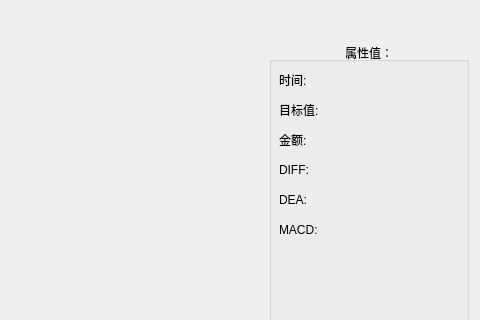
Old version of the form chartform.ui in the repository lishengze/QT-study; both pictures show x 643 to 1123 and y 153 to 473 of the 1123 by 806 pixel window.
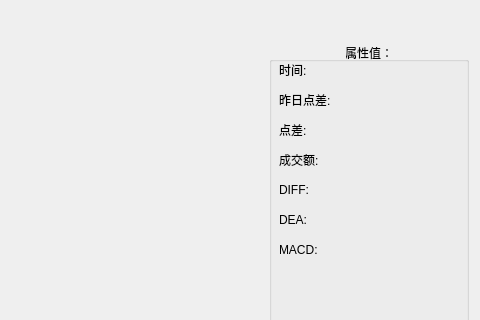
New version of the form.

The edit to the form file:
```diff
--- a/chartform.ui
+++ b/chartform.ui
@@ -33,6 +33,20 @@
      </property>
     </layout>
    </item>
+   <item row="0" column="0">
+    <widget class="QLabel" name="Title_Label">
+     <property name="styleSheet">
+      <string notr="true">color: rgb(85, 255, 255);
+font: 75 14pt &quot;微软雅黑&quot;;</string>
+     </property>
+     <property name="text">
+      <string>TextLabel</string>
+     </property>
+     <property name="alignment">
+      <set>Qt::AlignCenter</set>
+     </property>
+    </widget>
+   </item>
    <item row="2" column="2">
     <widget class="QGroupBox" name="groupBox">
      <property name="minimumSize">
@@ -66,7 +80,7 @@
       <property name="geometry">
        <rect>
         <x>10</x>
-        <y>30</y>
+        <y>20</y>
         <width>180</width>
         <height>16</height>
        </rect>
@@ -85,7 +99,7 @@
       <property name="geometry">
        <rect>
         <x>10</x>
-        <y>60</y>
+        <y>80</y>
         <width>180</width>
         <height>16</height>
        </rect>
@@ -97,14 +111,14 @@
        </size>
       </property>
       <property name="text">
-       <string>目标值:</string>
+       <string>点差:</string>
       </property>
      </widget>
      <widget class="QLabel" name="VotRunover_Label">
       <property name="geometry">
        <rect>
         <x>10</x>
-        <y>90</y>
+        <y>110</y>
         <width>180</width>
         <height>16</height>
        </rect>
@@ -116,14 +130,14 @@
        </size>
       </property>
       <property name="text">
-       <string>金额:</string>
+       <string>成交额:</string>
       </property>
      </widget>
      <widget class="QLabel" name="DIFF_Label">
       <property name="geometry">
        <rect>
         <x>10</x>
-        <y>120</y>
+        <y>140</y>
         <width>180</width>
         <height>16</height>
        </rect>
@@ -142,7 +156,7 @@
       <property name="geometry">
        <rect>
         <x>10</x>
-        <y>150</y>
+        <y>170</y>
         <width>180</width>
         <height>16</height>
        </rect>
@@ -161,7 +175,7 @@
       <property name="geometry">
        <rect>
         <x>10</x>
-        <y>180</y>
+        <y>200</y>
         <width>180</width>
         <height>16</height>
        </rect>
@@ -176,20 +190,25 @@
        <string>MACD:</string>
       </property>
      </widget>
-    </widget>
-   </item>
-   <item row="0" column="0">
-    <widget class="QLabel" name="Title_Label">
-     <property name="styleSheet">
-      <string notr="true">color: rgb(85, 255, 255);
-font: 75 14pt &quot;微软雅黑&quot;;</string>
-     </property>
-     <property name="text">
-      <string>TextLabel</string>
-     </property>
-     <property name="alignment">
-      <set>Qt::AlignCenter</set>
-     </property>
+     <widget class="QLabel" name="preCLoseSpreadValue_Label">
+      <property name="geometry">
+       <rect>
+        <x>10</x>
+        <y>50</y>
+        <width>180</width>
+        <height>16</height>
+       </rect>
+      </property>
+      <property name="minimumSize">
+       <size>
+        <width>180</width>
+        <height>0</height>
+       </size>
+      </property>
+      <property name="text">
+       <string>昨日点差:</string>
+      </property>
+     </widget>
     </widget>
    </item>
   </layout>
```
